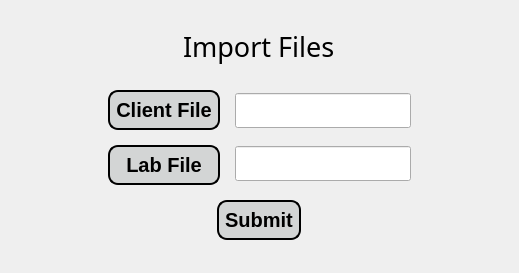
Before: the Qt Designer form app/gui/import_page.ui in JasonLaux/DC-Boxjelly, drawn with Qt 5.
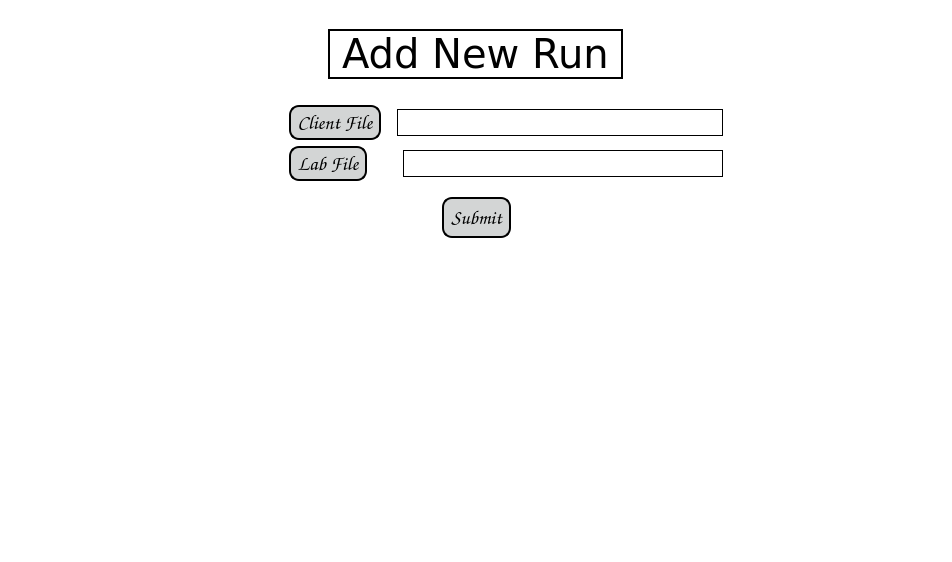
After: the same form once the commit is applied.

Patch:
```diff
--- a/app/gui/import_page.ui
+++ b/app/gui/import_page.ui
@@ -6,45 +6,66 @@
    <rect>
     <x>0</x>
     <y>0</y>
-    <width>519</width>
-    <height>273</height>
+    <width>952</width>
+    <height>562</height>
    </rect>
   </property>
   <property name="windowTitle">
    <string>Import files</string>
   </property>
+  <property name="styleSheet">
+   <string notr="true">background-color: rgb(255, 255, 255);</string>
+  </property>
   <widget class="QWidget" name="centralwidget">
-   <layout class="QGridLayout" name="gridLayout">
-    <item row="0" column="0">
-     <widget class="QWidget" name="widget" native="true">
-      <layout class="QGridLayout" name="gridLayout_2">
-       <item row="0" column="0">
-        <layout class="QVBoxLayout" name="verticalLayout_3">
-         <property name="spacing">
-          <number>15</number>
-         </property>
-         <property name="bottomMargin">
-          <number>15</number>
-         </property>
+   <layout class="QVBoxLayout" name="verticalLayout_2">
+    <item>
+     <spacer name="horizontalSpacer">
+      <property name="orientation">
+       <enum>Qt::Horizontal</enum>
+      </property>
+      <property name="sizeHint" stdset="0">
+       <size>
+        <width>925</width>
+        <height>20</height>
+       </size>
+      </property>
+     </spacer>
+    </item>
          <item alignment="Qt::AlignHCenter">
-          <widget class="QLabel" name="headerLabel">
-           <property name="sizePolicy">
-            <sizepolicy hsizetype="Preferred" vsizetype="Expanding">
-             <horstretch>0</horstretch>
-             <verstretch>0</verstretch>
-            </sizepolicy>
+     <widget class="QLabel" name="headerLabel_2">
+      <property name="maximumSize">
+       <size>
+        <width>16777215</width>
+        <height>50</height>
+       </size>
            </property>
            <property name="font">
             <font>
-             <family>SimSun-ExtB</family>
-             <pointsize>20</pointsize>
-            </font>
-           </property>
+        <family>Verdana</family>
+        <pointsize>30</pointsize>
+       </font>
+      </property>
+      <property name="frameShape">
+       <enum>QFrame::WinPanel</enum>
+      </property>
            <property name="text">
-            <string>Import Files</string>
+       <string>Add New Run</string>
            </property>
           </widget>
          </item>
+    <item>
+     <spacer name="horizontalSpacer_2">
+      <property name="orientation">
+       <enum>Qt::Horizontal</enum>
+      </property>
+      <property name="sizeHint" stdset="0">
+       <size>
+        <width>40</width>
+        <height>20</height>
+       </size>
+      </property>
+     </spacer>
+    </item>
          <item>
           <layout class="QHBoxLayout" name="horizontalLayout_2">
            <item>
@@ -52,23 +73,54 @@
              <property name="orientation">
               <enum>Qt::Horizontal</enum>
              </property>
+        <property name="sizeType">
+         <enum>QSizePolicy::Fixed</enum>
+        </property>
              <property name="sizeHint" stdset="0">
               <size>
-               <width>40</width>
+          <width>200</width>
                <height>20</height>
               </size>
              </property>
             </spacer>
            </item>
            <item>
-            <layout class="QHBoxLayout" name="horizontalLayout">
+       <layout class="QVBoxLayout" name="verticalLayout">
              <item>
-              <layout class="QVBoxLayout" name="verticalLayout_2">
-               <property name="spacing">
-                <number>15</number>
-               </property>
+         <layout class="QHBoxLayout" name="horizontalLayout_3">
+          <item>
+           <spacer name="horizontalSpacer_5">
+            <property name="orientation">
+             <enum>Qt::Horizontal</enum>
+            </property>
+            <property name="sizeType">
+             <enum>QSizePolicy::Fixed</enum>
+            </property>
+            <property name="sizeHint" stdset="0">
+             <size>
+              <width>80</width>
+              <height>20</height>
+             </size>
+            </property>
+           </spacer>
+          </item>
                <item>
                 <widget class="QPushButton" name="importClientFilebutton">
+            <property name="maximumSize">
+             <size>
+              <width>115</width>
+              <height>35</height>
+             </size>
+            </property>
+            <property name="font">
+             <font>
+              <family>Comic Sans MS</family>
+              <pointsize>-1</pointsize>
+              <weight>75</weight>
+              <italic>false</italic>
+              <bold>true</bold>
+             </font>
+            </property>
                  <property name="styleSheet">
                   <string notr="true">QPushButton{
 background-color: rgb(211, 213, 213);
@@ -97,7 +149,95 @@
                 </widget>
                </item>
                <item>
+           <spacer name="horizontalSpacer_10">
+            <property name="orientation">
+             <enum>Qt::Horizontal</enum>
+            </property>
+            <property name="sizeType">
+             <enum>QSizePolicy::Fixed</enum>
+            </property>
+            <property name="sizeHint" stdset="0">
+             <size>
+              <width>10</width>
+              <height>20</height>
+             </size>
+            </property>
+           </spacer>
+          </item>
+          <item>
+           <widget class="QLineEdit" name="labFilePathLine">
+            <property name="sizePolicy">
+             <sizepolicy hsizetype="Expanding" vsizetype="Fixed">
+              <horstretch>0</horstretch>
+              <verstretch>0</verstretch>
+             </sizepolicy>
+            </property>
+            <property name="font">
+             <font>
+              <family>Verdana</family>
+              <pointsize>14</pointsize>
+             </font>
+            </property>
+            <property name="styleSheet">
+             <string notr="true">background-color: rgb(255, 255, 255);
+border: 1px solid black;
+</string>
+            </property>
+           </widget>
+          </item>
+          <item>
+           <spacer name="horizontalSpacer_8">
+            <property name="orientation">
+             <enum>Qt::Horizontal</enum>
+            </property>
+            <property name="sizeType">
+             <enum>QSizePolicy::Fixed</enum>
+            </property>
+            <property name="sizeHint" stdset="0">
+             <size>
+              <width>20</width>
+              <height>20</height>
+             </size>
+            </property>
+           </spacer>
+          </item>
+         </layout>
+        </item>
+        <item>
+         <layout class="QHBoxLayout" name="horizontalLayout_4">
+          <item>
+           <spacer name="horizontalSpacer_6">
+            <property name="orientation">
+             <enum>Qt::Horizontal</enum>
+            </property>
+            <property name="sizeType">
+             <enum>QSizePolicy::Fixed</enum>
+            </property>
+            <property name="sizeHint" stdset="0">
+             <size>
+              <width>80</width>
+              <height>20</height>
+             </size>
+            </property>
+           </spacer>
+          </item>
+          <item>
                 <widget class="QPushButton" name="importLabFileButton">
+            <property name="maximumSize">
+             <size>
+              <width>115</width>
+              <height>35</height>
+             </size>
+            </property>
+            <property name="font">
+             <font>
+              <family>Comic Sans MS</family>
+              <pointsize>-1</pointsize>
+              <weight>75</weight>
+              <italic>false</italic>
+              <bold>true</bold>
+             </font>
+            </property>
                  <property name="styleSheet">
                   <string notr="true">QPushButton{
 background-color: rgb(211, 213, 213);
@@ -125,44 +265,58 @@
                  </property>
                 </widget>
                </item>
-              </layout>
-             </item>
              <item>
-              <layout class="QVBoxLayout" name="verticalLayout">
-               <property name="spacing">
-                <number>15</number>
-               </property>
+           <spacer name="horizontalSpacer_9">
+            <property name="orientation">
+             <enum>Qt::Horizontal</enum>
+            </property>
+            <property name="sizeType">
+             <enum>QSizePolicy::Fixed</enum>
+            </property>
+            <property name="sizeHint" stdset="0">
+             <size>
+              <width>30</width>
+              <height>20</height>
+             </size>
+            </property>
+           </spacer>
+          </item>
                <item>
                 <widget class="QLineEdit" name="clientFilePathLine">
                  <property name="sizePolicy">
-                  <sizepolicy hsizetype="Fixed" vsizetype="Fixed">
+             <sizepolicy hsizetype="Expanding" vsizetype="Fixed">
                    <horstretch>0</horstretch>
                    <verstretch>0</verstretch>
                   </sizepolicy>
                  </property>
                  <property name="font">
                   <font>
-                   <family>SimSun-ExtB</family>
+              <family>Verdana</family>
                    <pointsize>14</pointsize>
                   </font>
                  </property>
+            <property name="styleSheet">
+             <string notr="true">background-color: rgb(255, 255, 255);
+border: 1px solid black;
+</string>
+            </property>
                 </widget>
                </item>
                <item>
-                <widget class="QLineEdit" name="labFilePathLine">
-                 <property name="sizePolicy">
-                  <sizepolicy hsizetype="Fixed" vsizetype="Fixed">
-                   <horstretch>0</horstretch>
-                   <verstretch>0</verstretch>
-                  </sizepolicy>
-                 </property>
-                 <property name="font">
-                  <font>
-                   <family>SimSun-ExtB</family>
-                   <pointsize>14</pointsize>
-                  </font>
-                 </property>
-                </widget>
+           <spacer name="horizontalSpacer_7">
+            <property name="orientation">
+             <enum>Qt::Horizontal</enum>
+            </property>
+            <property name="sizeType">
+             <enum>QSizePolicy::Fixed</enum>
+            </property>
+            <property name="sizeHint" stdset="0">
+             <size>
+              <width>20</width>
+              <height>20</height>
+             </size>
+            </property>
+           </spacer>
                </item>
               </layout>
              </item>
@@ -173,9 +327,12 @@
              <property name="orientation">
               <enum>Qt::Horizontal</enum>
              </property>
+        <property name="sizeType">
+         <enum>QSizePolicy::Fixed</enum>
+        </property>
              <property name="sizeHint" stdset="0">
               <size>
-               <width>40</width>
+          <width>200</width>
                <height>20</height>
               </size>
              </property>
@@ -183,14 +340,67 @@
            </item>
           </layout>
          </item>
-         <item alignment="Qt::AlignHCenter">
-          <widget class="QPushButton" name="submitButton">
+    <item>
+     <spacer name="verticalSpacer_2">
+      <property name="orientation">
+       <enum>Qt::Vertical</enum>
+      </property>
+      <property name="sizeType">
+       <enum>QSizePolicy::Fixed</enum>
+      </property>
+      <property name="sizeHint" stdset="0">
+       <size>
+        <width>10</width>
+        <height>10</height>
+       </size>
+      </property>
+     </spacer>
+    </item>
+    <item>
+     <layout class="QHBoxLayout" name="horizontalLayout_27">
+      <item>
+       <spacer name="horizontalSpacer_53">
+        <property name="orientation">
+         <enum>Qt::Horizontal</enum>
+        </property>
+        <property name="sizeHint" stdset="0">
+         <size>
+          <width>40</width>
+          <height>20</height>
+         </size>
+        </property>
+       </spacer>
+      </item>
+      <item>
+       <spacer name="horizontalSpacer_66">
+        <property name="orientation">
+         <enum>Qt::Horizontal</enum>
+        </property>
+        <property name="sizeHint" stdset="0">
+         <size>
+          <width>40</width>
+          <height>20</height>
+         </size>
+        </property>
+       </spacer>
+      </item>
+      <item>
+       <widget class="QPushButton" name="importSubmitButton">
            <property name="sizePolicy">
             <sizepolicy hsizetype="Fixed" vsizetype="Fixed">
              <horstretch>0</horstretch>
              <verstretch>0</verstretch>
             </sizepolicy>
            </property>
+        <property name="font">
+         <font>
+          <family>Comic Sans MS</family>
+          <pointsize>-1</pointsize>
+          <weight>75</weight>
+          <italic>false</italic>
+          <bold>true</bold>
+         </font>
+        </property>
            <property name="styleSheet">
             <string notr="true">QPushButton{
 background-color: rgb(211, 213, 213);
@@ -218,10 +428,46 @@
            </property>
           </widget>
          </item>
-        </layout>
-       </item>
-      </layout>
-     </widget>
+      <item>
+       <spacer name="horizontalSpacer_67">
+        <property name="orientation">
+         <enum>Qt::Horizontal</enum>
+        </property>
+        <property name="sizeHint" stdset="0">
+         <size>
+          <width>40</width>
+          <height>20</height>
+         </size>
+        </property>
+       </spacer>
+      </item>
+      <item>
+       <spacer name="horizontalSpacer_68">
+        <property name="orientation">
+         <enum>Qt::Horizontal</enum>
+        </property>
+        <property name="sizeHint" stdset="0">
+         <size>
+          <width>40</width>
+          <height>20</height>
+         </size>
+        </property>
+       </spacer>
+      </item>
+     </layout>
+    </item>
+    <item>
+     <spacer name="verticalSpacer">
+      <property name="orientation">
+       <enum>Qt::Vertical</enum>
+      </property>
+      <property name="sizeHint" stdset="0">
+       <size>
+        <width>20</width>
+        <height>249</height>
+       </size>
+      </property>
+     </spacer>
     </item>
    </layout>
   </widget>
```
Lines whose indentation alone changed are shown as unchanged.
